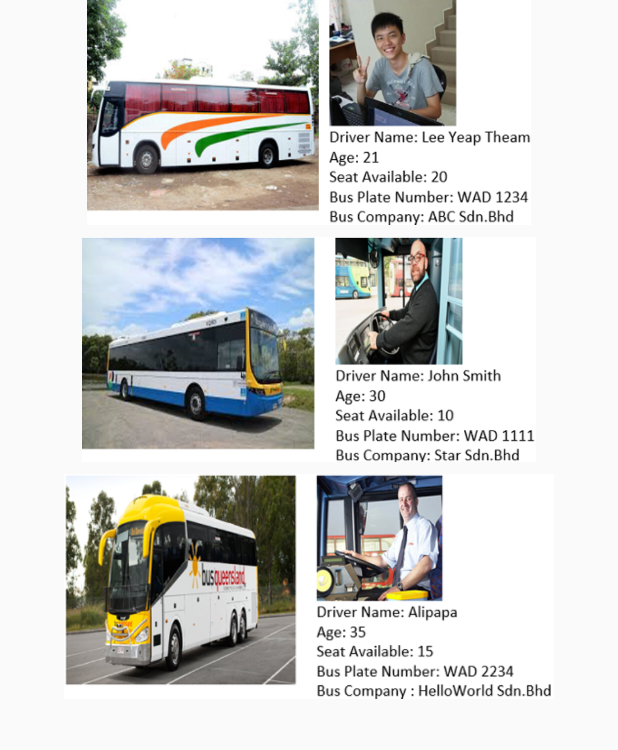
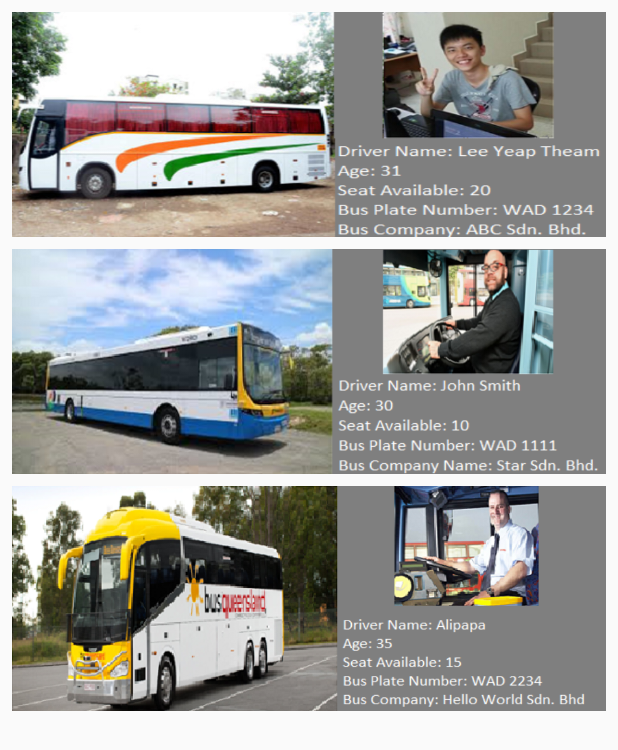
Before and after one commit to Theam1127/HCIPrototype, an Android app: the layout activity_select_bus.xml on its own in the app's theme, with its tools: preview values and no code run, on a phone screen of 412 x 824 dp. Shown: the top 750 px of the screen. Run offline under Robolectric (Android 15) with nearby library versions, the phone set to English and light mode, and no system bars.

Commit message:
commit message

```diff
--- a/app/src/main/AndroidManifest.xml
+++ b/app/src/main/AndroidManifest.xml
@@ -9,7 +9,7 @@
         android:roundIcon="@mipmap/ic_launcher_round"
         android:supportsRtl="true"
         android:theme="@style/AppTheme">
-        <activity android:name=".MakePayment">
+        <activity android:name=".PurchaseTicketActivity">
             <intent-filter>
                 <action android:name="android.intent.action.MAIN" />
 
@@ -17,7 +17,7 @@
             </intent-filter>
         </activity>
         <activity android:name=".SelectTaskActivity" />
-        <activity android:name=".PurchaseTicketActivity" />
+        <activity android:name=".MakePayment" />
         <!-- <activity android:name=".SelectBusActivity"/> -->
         <activity android:name=".SelectSeat" />
         <!-- <activity android:name=".MakePayment"></activity> -->
--- a/app/src/main/res/layout/activity_make_payment.xml
+++ b/app/src/main/res/layout/activity_make_payment.xml
@@ -86,17 +86,19 @@
         android:layout_marginLeft="32dp"
         android:layout_marginStart="32dp"
         android:layout_marginTop="8dp"
+        android:layout_weight="1"
         android:text="Master"
         app:layout_constraintStart_toStartOf="parent"
         app:layout_constraintTop_toBottomOf="@+id/radioButton2" />
 
     <RadioButton
         android:id="@+id/radioButton2"
-        android:layout_width="wrap_content"
+        android:layout_width="86dp"
         android:layout_height="wrap_content"
         android:layout_marginLeft="32dp"
         android:layout_marginStart="32dp"
         android:layout_marginTop="40dp"
+        android:layout_weight="1"
         android:text="Visa"
         app:layout_constraintStart_toStartOf="parent"
         app:layout_constraintTop_toBottomOf="@+id/textView23" />
--- a/app/src/main/res/layout/activity_select_bus.xml
+++ b/app/src/main/res/layout/activity_select_bus.xml
@@ -14,10 +14,12 @@
         android:layout_marginLeft="8dp"
         android:layout_marginRight="8dp"
         android:layout_marginStart="8dp"
+        android:layout_marginTop="8dp"
+        android:scaleType="fitXY"
         app:layout_constraintEnd_toEndOf="parent"
         app:layout_constraintStart_toStartOf="parent"
-        app:srcCompat="@drawable/img1"
-        tools:layout_editor_absoluteY="0dp" />
+        app:layout_constraintTop_toTopOf="parent"
+        app:srcCompat="@drawable/img1" />
 
     <ImageView
         android:id="@+id/imageView2"
@@ -28,6 +30,7 @@
         android:layout_marginRight="8dp"
         android:layout_marginStart="8dp"
         android:layout_marginTop="8dp"
+        android:scaleType="fitXY"
         app:layout_constraintEnd_toEndOf="parent"
         app:layout_constraintStart_toStartOf="parent"
         app:layout_constraintTop_toBottomOf="@+id/imageView"
@@ -42,6 +45,7 @@
         android:layout_marginRight="8dp"
         android:layout_marginStart="8dp"
         android:layout_marginTop="8dp"
+        android:scaleType="fitXY"
         app:layout_constraintEnd_toEndOf="parent"
         app:layout_constraintStart_toStartOf="parent"
         app:layout_constraintTop_toBottomOf="@+id/imageView2"
```
Also changed, not shown: app/src/main/java/my/edu/tarc/hciprototype/PurchaseTicketActivity.java (+41 -3 lines), app/src/main/res/drawable/img1.png, app/src/main/res/drawable/img2.png, app/src/main/res/drawable/img3.png.
